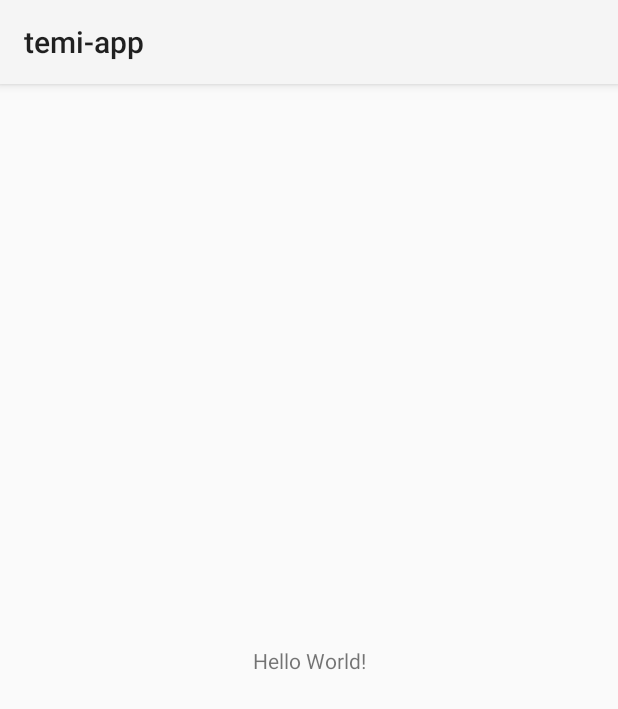
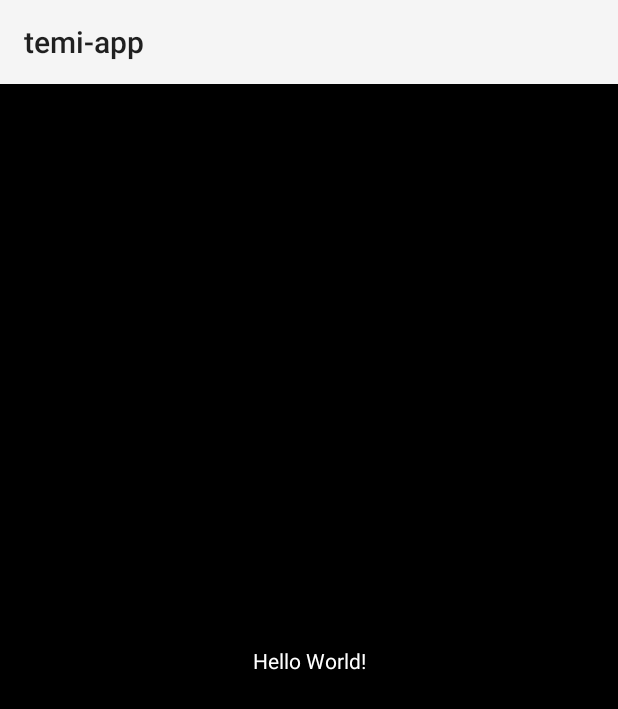
Before and after one commit to hapi-robo/temi-guide, an Android app: the screen it shows after launch (MainActivity), on a phone screen of 412 x 824 dp. Shown: the top 709 px of the screen. Run offline under Robolectric (Android 15) with nearby library versions, the phone set to English and light mode, and no system bars; libraries missing offline, so code that uses them is left out: com.robotemi.sdk; 2 statements that could not run were skipped.

Commit message:
Updates background color

```diff
--- a/examples/hello-world/app/src/main/res/layout/activity_main.xml
+++ b/examples/hello-world/app/src/main/res/layout/activity_main.xml
@@ -4,12 +4,14 @@
     xmlns:tools="http://schemas.android.com/tools"
     android:layout_width="match_parent"
     android:layout_height="match_parent"
-    tools:context=".MainActivity">
+    tools:context=".MainActivity"
+    android:background="#000000">
 
     <TextView
         android:layout_width="wrap_content"
         android:layout_height="wrap_content"
         android:text="Hello World!"
+        android:textColor="#FFFFFF"
         app:layout_constraintBottom_toBottomOf="parent"
         app:layout_constraintLeft_toLeftOf="parent"
         app:layout_constraintRight_toRightOf="parent"
```
Also changed, not shown: examples/hello-world/app/src/main/java/com/hapirobo/temi_app/MainActivity.java (+5 -5 lines), 1 other file.
